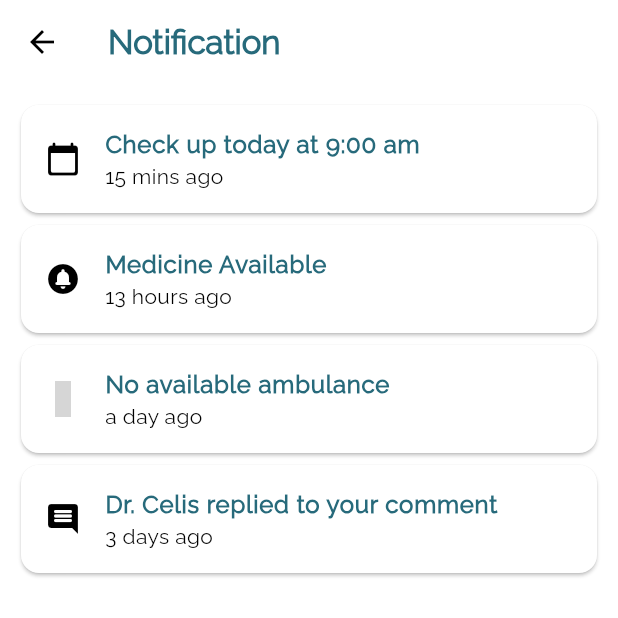
After one commit to Errol13/KLK, a Flutter app: the screen it shows once a user with an empty profile is signed in, after a tap on the "notifications" icon, on a phone screen of 412 x 824 dp, the top half of it. The commit adds this screen. Run offline on Flutter 3.47's test engine with Material 3 defaults, Android fonts, the phone set to English and light mode, and no system bars; our stand-ins replace cloud_firestore, firebase_auth, firebase_core, image_picker, like_button, sliver_tools and 2 more; missing offline and left inert: flutter_phone_direct_caller, humanitarian_icons; accounts and stored records are empty; grey boxes are pictures that could not be loaded.

Commit message:
actual notif page

```diff
--- /dev/null
+++ b/lib/screens/actualnotif_page.dart
@@ -0,0 +1,116 @@
+import 'package:flutter/material.dart';
+import 'first_page.dart';
+import 'package:humanitarian_icons/humanitarian_icons.dart';
+
+class ActualNotificationPage extends StatefulWidget {
+  const ActualNotificationPage(
+      {super.key}); // Create a StatefulWidget for the Sign-Up page.
+
+  @override
+  _ActualNotificationPageState createState() => _ActualNotificationPageState();
+}
+
+class _ActualNotificationPageState extends State<ActualNotificationPage> {
+  bool notificationsOn = true;
+  bool reactionsOn = true; // To track if notifications are on or off
+
+  @override
+  Widget build(BuildContext context) {
+    return Scaffold(
+      appBar: AppBar(
+        title: Row(
+          children: [
+            const Text(
+              "Notification",
+              style: TextStyle(
+                fontWeight: FontWeight.bold,
+                color: Color(0xFF276A7B),
+              ),
+            ),
+          ],
+        ),
+      ),
+      body: Padding(
+          padding: const EdgeInsets.all(10.0),
+          child: SingleChildScrollView(
+            child: Column(
+              mainAxisAlignment: MainAxisAlignment.center,
+              children: [
+                Card(
+                  child: Column(
+                    mainAxisSize: MainAxisSize.min,
+                    children: <Widget>[
+                      const ListTile(
+                        leading: Icon(Icons.calendar_today_rounded),
+                        title: Text(
+                          'Check up today at 9:00 am',
+                          style: TextStyle(
+                            fontWeight: FontWeight.bold,
+                            color: Color(0xFF276A7B),
+                          ),
+                        ),
+                        subtitle: Text('15 mins ago'),
+                      ),
+                    ],
+                  ),
+                ),
+                Card(
+                  child: Column(
+                    mainAxisSize: MainAxisSize.min,
+                    children: <Widget>[
+                      const ListTile(
+                        leading: Icon(Icons.circle_notifications_rounded),
+                        title: Text(
+                          'Medicine Available',
+                          style: TextStyle(
+                            fontWeight: FontWeight.bold,
+                            color: Color(0xFF276A7B),
+                          ),
+                        ),
+                        subtitle: Text('13 hours ago'),
+                      ),
+                    ],
+                  ),
+                ),
+                Card(
+                  child: Column(
+                    mainAxisSize: MainAxisSize.min,
+                    children: <Widget>[
+                      const ListTile(
+                        leading: Icon(HumanitarianIcons.ambulance),
+                        title: Text(
+                          'No available ambulance',
+                          style: TextStyle(
+                            fontWeight: FontWeight.bold,
+                            color: Color(0xFF276A7B),
+                          ),
+                        ),
+                        subtitle: Text('a day ago'),
+                      ),
+                    ],
+                  ),
+                ),
+                Card(
+                  child: Column(
+                    mainAxisSize: MainAxisSize.min,
+                    children: <Widget>[
+                      const ListTile(
+                        leading: Icon(Icons.comment_rounded),
+                        title: Text(
+                          'Dr. Celis replied to your comment',
+                          style: TextStyle(
+                            fontWeight: FontWeight.bold,
+                            color: Color(0xFF276A7B),
+                          ),
+                        ),
+                        subtitle: Text('3 days ago'),
+                      ),
+                    ],
+                  ),
+                ),
+              ],
+            ),
+          )),
+    );
+  }
+}
--- a/lib/screens/home_page.dart
+++ b/lib/screens/home_page.dart
@@ -1,6 +1,7 @@
 import 'package:firebase_auth/firebase_auth.dart';
 import 'package:image_picker/image_picker.dart';
 import 'package:flutter/material.dart';
+import 'package:klinikonek_project/screens/actualnotif_page.dart';
 import 'package:like_button/like_button.dart';
 import 'package:sticky_headers/sticky_headers.dart';
 import 'package:sliver_tools/sliver_tools.dart';
@@ -43,7 +44,6 @@ class Post {
     this.commentCount = 0,
     this.comments = const [],
   });
-
 }
 
 class HomePage extends StatefulWidget {
@@ -169,10 +169,16 @@ class _HomePageState extends State<HomePage> {
                   SizedBox(
                     width: 5,
                   ),
-                  Icon(
-                    Icons.notifications,
-                    size: 30,
-                    color: Color(0xFF276A7B),
+                  GestureDetector(
+                    onTap: () => Navigator.of(context).push(
+                        new MaterialPageRoute(
+                            builder: (BuildContext context) =>
+                                new ActualNotificationPage())),
+                    child: const Icon(
+                      Icons.notifications,
+                      size: 30,
+                      color: Color(0xFF276A7B),
+                    ),
                   ),
                   SizedBox(
                     width: 10,
--- a/lib/screens/notif_page.dart
+++ b/lib/screens/notif_page.dart
@@ -11,7 +11,7 @@ class NotificationPage extends StatefulWidget {
 
 class _NotificationPageState extends State<NotificationPage> {
   bool notificationsOn = true;
-  bool reactionsOn= true; // To track if notifications are on or off
+  bool reactionsOn = true; // To track if notifications are on or off
 
   @override
   Widget build(BuildContext context) {
@@ -20,7 +20,7 @@ class _NotificationPageState extends State<NotificationPage> {
         title: Row(
           children: [
             const Text(
-              "Notification",
+              "Notification Settings",
               style: TextStyle(
                 fontWeight: FontWeight.bold,
                 color: Color(0xFF276A7B),
@@ -29,7 +29,7 @@ class _NotificationPageState extends State<NotificationPage> {
           ],
         ),
       ),
-       body: Padding(
+      body: Padding(
         padding: const EdgeInsets.all(20.0),
         child: Column(
           children: [
--- a/pubspec.yaml
+++ b/pubspec.yaml
@@ -48,6 +48,7 @@ dependencies:
   sticky_headers: "^0.3.0"
   sliver_tools: ^0.2.5
   provider: ^6.1.1
+  humanitarian_icons: ^1.0.2
 
 dev_dependencies:
   flutter_test:
```
Also changed, not shown: pubspec.lock.
